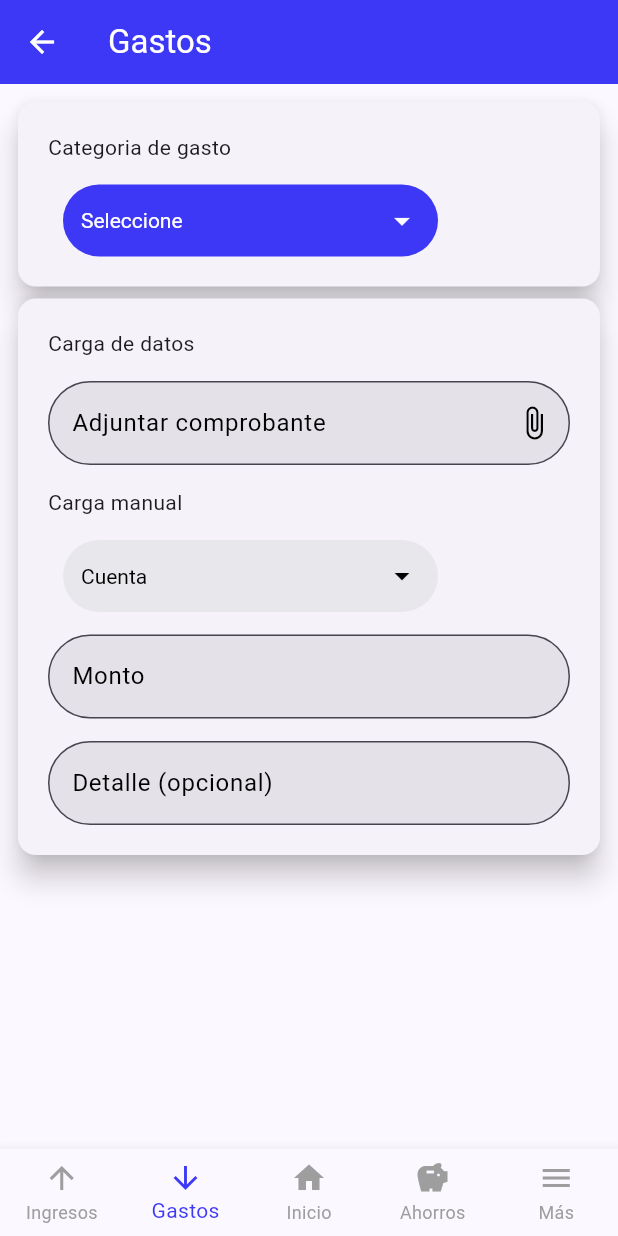
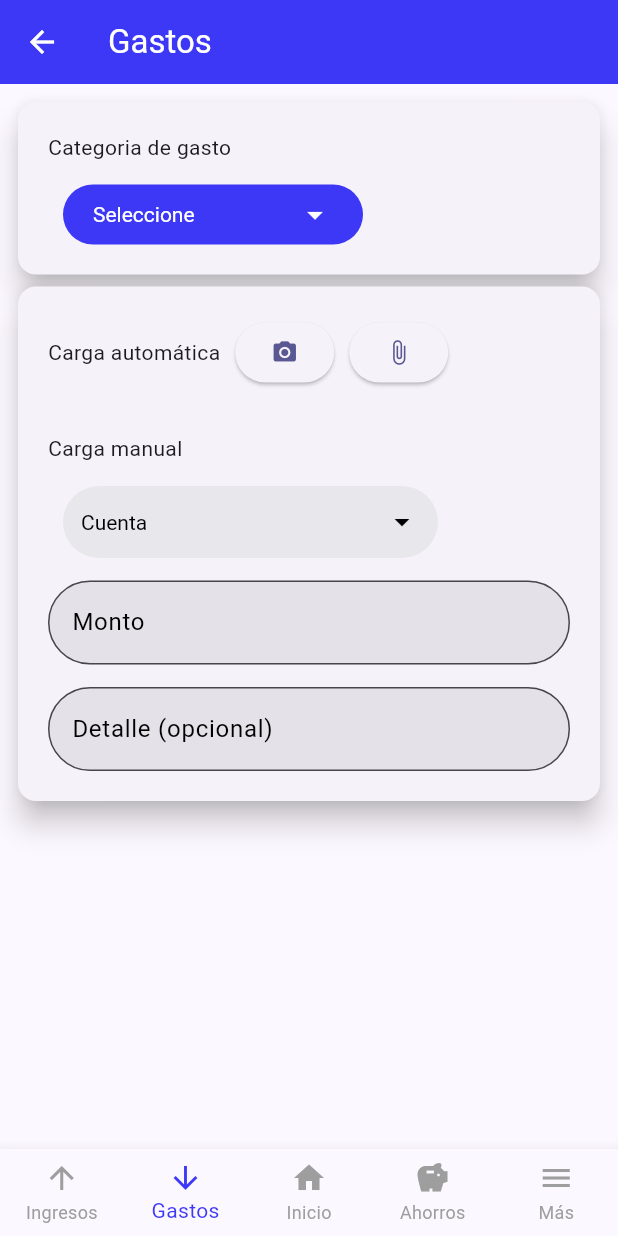
Before and after one commit to Marcee096/marnager, a Flutter app: the GastosPage screen opened directly, on a phone screen of 412 x 824 dp. Run offline on Flutter 3.47's test engine with Material 3 defaults, Android fonts, the phone set to English and light mode, and no system bars; missing offline and left inert: fluid_dropdown_input.

Commit message:
agregar botones camara y clip

```diff
--- a/lib/src/pages/gastos_page.dart
+++ b/lib/src/pages/gastos_page.dart
@@ -6,11 +6,12 @@ import 'package:marnager/src/pages/ingresos_page.dart';
 class GastosPage extends StatefulWidget {
   const GastosPage({super.key});
 
+
   @override
   State<GastosPage> createState() => _GastosPageState();
 }
 
-    String? _opcionSeleccionadaDropdown;
+  String? _opcionSeleccionadaDropdown;
     String? gastoSeleccionado;
     String? cuentaSeleccionada;
 
@@ -134,8 +135,9 @@ class _GastosPageState extends State<GastosPage> {
       children: <Widget>[
         const SizedBox(width: 10.0),
         Container(
-          width: 250.0,
-          padding: const EdgeInsets.symmetric(horizontal: 12.0, vertical: 0.0),
+          width: 200.0,
+          height: 40.0,
+          padding: const EdgeInsets.symmetric(horizontal: 20.0, vertical: 0.0),
           decoration: BoxDecoration(
             color: Color.fromARGB(255, 61, 56, 245), // Color de fondo
             borderRadius: BorderRadius.circular(30.0), // Bordes redondeados
@@ -227,29 +229,19 @@ class _GastosPageState extends State<GastosPage> {
         child: Column(
           crossAxisAlignment: CrossAxisAlignment.start,
           children: <Widget>[
+            Row(
+              children: <Widget>[
+                const Text('Carga automática'),
+                SizedBox(width: 10.0),
+                ElevatedButton(onPressed: () {}, child: Icon(Icons.camera_alt)),
+                const SizedBox(width: 10.0),
+                ElevatedButton(onPressed: () {}, child: Icon(Icons.attach_file)),
 
-            const Text('Carga de datos'),
+              ],
+            ),
             const SizedBox(height: 15.0),
-            TextField(
-              keyboardType: TextInputType.number,
-              decoration: InputDecoration(
-                border: OutlineInputBorder(
-                  borderRadius: BorderRadius.circular(30.0),
-                ),
-                filled: true,
-                hintText: 'Adjuntar comprobante',
-                hintStyle: const TextStyle(color: Colors.black),
-                suffixIcon: IconButton(
-                  icon: const Icon(Icons.attach_file, color: Colors.black),
-                  onPressed: () {
-                    // Acción para adjuntar archivo
-                  },
 
-                ),
 
-              ),
-              style: const TextStyle(color: Colors.black),
-            ),
             const SizedBox(height: 15.0),
             const Text('Carga manual'),
             const SizedBox(height: 15.0),
```
